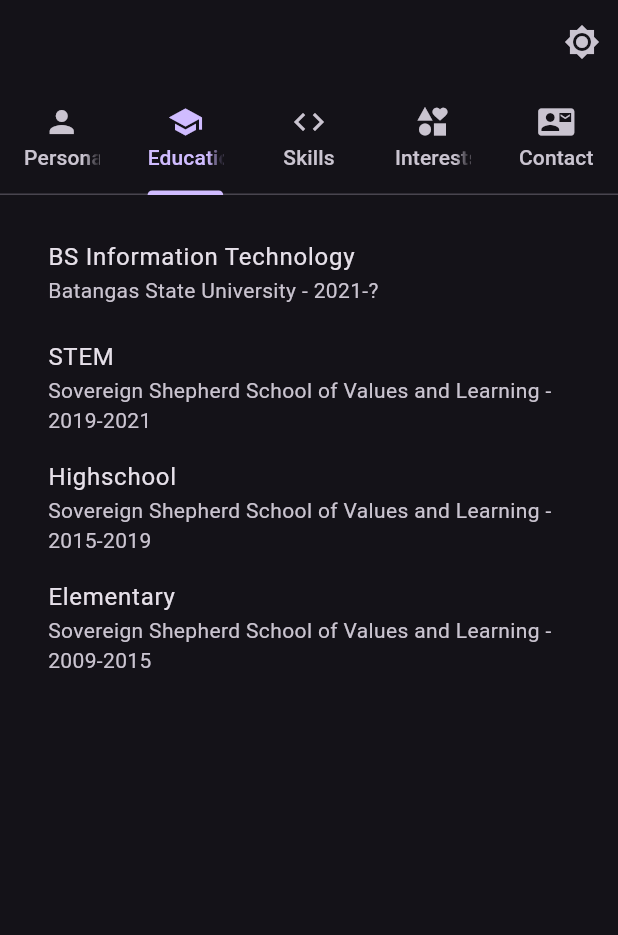
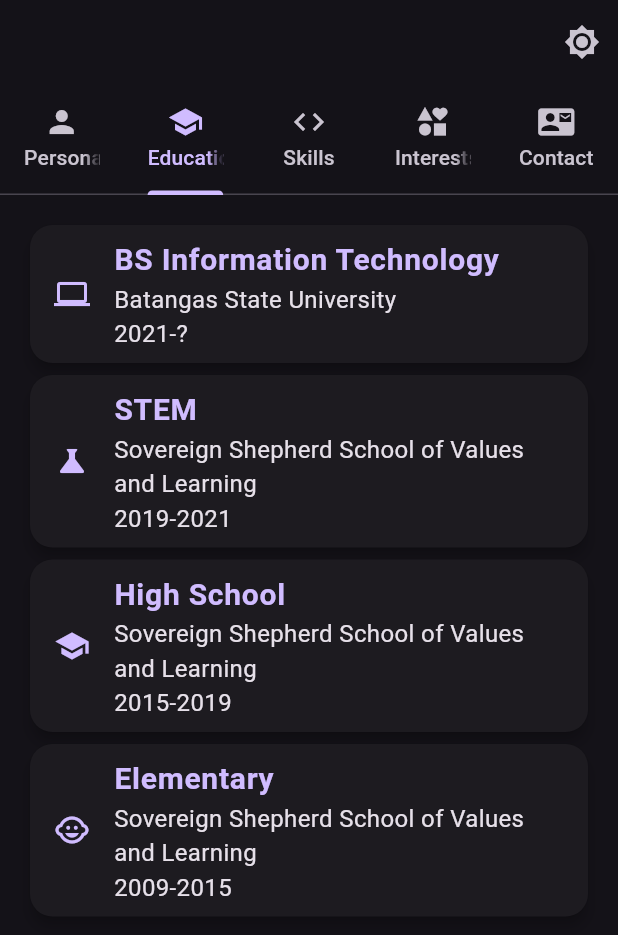
Before and after one commit to MrFranzu/flutter_app, a Flutter app: the screen it shows after launch, tab 2 chosen, on a phone screen of 412 x 824 dp. Shown: the top 935 px of the screen. Run offline on Flutter 3.47's test engine with Material 3 defaults, Android fonts, the phone set to English and light mode, and no system bars.

Commit message:
Update education.dart

```diff
--- a/lib/education.dart
+++ b/lib/education.dart
@@ -5,28 +5,69 @@ class Education extends StatelessWidget {
 
   @override
   Widget build(BuildContext context) {
+    final theme = Theme.of(context);
+    final textColor = theme.textTheme.bodyLarge?.color;
+
     return Padding(
       padding: const EdgeInsets.all(16.0),
       child: ListView(
-        children: const [
-          ListTile(
-            title: Text('BS Information Technology'),
-            subtitle: Text('Batangas State University - 2021-?'),
+        children: [
+          _buildEducationItem(
+            context,
+            'BS Information Technology',
+            'Batangas State University\n2021-?',
+            Icons.computer,
           ),
-            ListTile(
-            title: Text('STEM'),
-            subtitle: Text('Sovereign Shepherd School of Values and Learning - 2019-2021'),
+          _buildEducationItem(
+            context,
+            'STEM',
+            'Sovereign Shepherd School of Values and Learning\n2019-2021',
+            Icons.science,
           ),
-          ListTile(
-            title: Text('Highschool'),
-            subtitle: Text('Sovereign Shepherd School of Values and Learning - 2015-2019'),
+          _buildEducationItem(
+            context,
+            'High School',
+            'Sovereign Shepherd School of Values and Learning\n2015-2019',
+            Icons.school,
           ),
-          ListTile(
-            title: Text('Elementary'),
-            subtitle: Text('Sovereign Shepherd School of Values and Learning - 2009-2015'),
+          _buildEducationItem(
+            context,
+            'Elementary',
+            'Sovereign Shepherd School of Values and Learning\n2009-2015',
+            Icons.child_care,
           ),
         ],
       ),
     );
   }
+
+  Widget _buildEducationItem(BuildContext context, String title, String subtitle, IconData icon) {
+    final theme = Theme.of(context);
+    final textColor = theme.textTheme.bodyLarge?.color;
+
+    return Card(
+      elevation: 4,
+      shape: RoundedRectangleBorder(
+        borderRadius: BorderRadius.circular(15),
+      ),
+      child: ListTile(
+        leading: Icon(icon, color: theme.colorScheme.primary),
+        title: Text(
+          title,
+          style: TextStyle(
+            fontSize: 20,
+            fontWeight: FontWeight.bold,
+            color: theme.colorScheme.primary,
+          ),
+        ),
+        subtitle: Text(
+          subtitle,
+          style: TextStyle(
+            fontSize: 16,
+            color: textColor,
+          ),
+        ),
+      ),
+    );
+  }
 }
```
